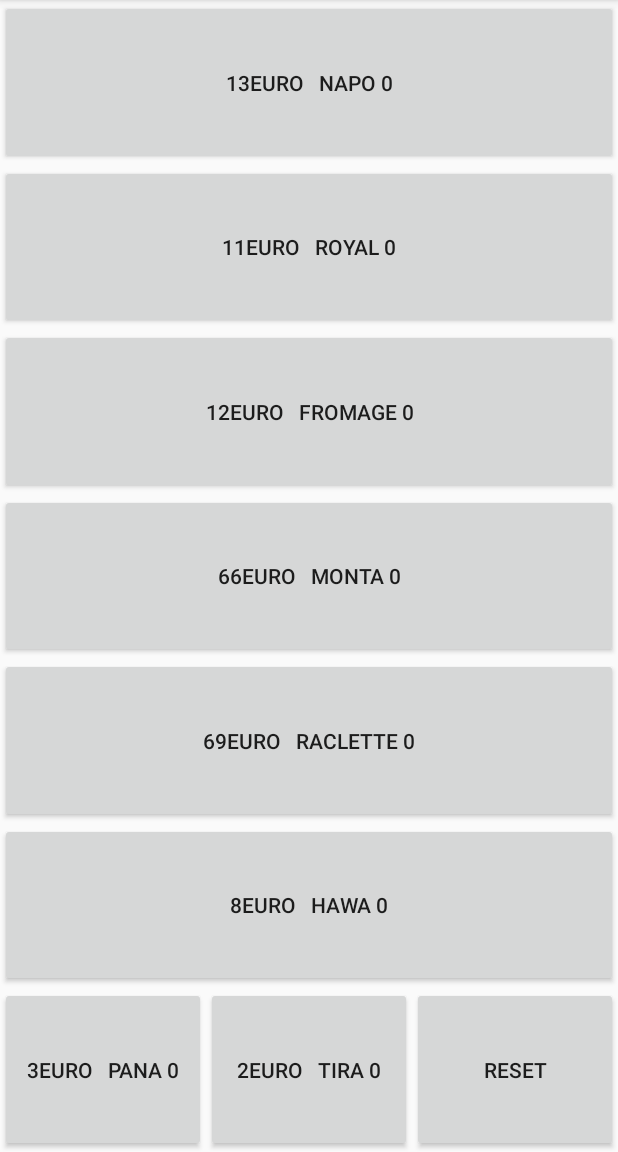
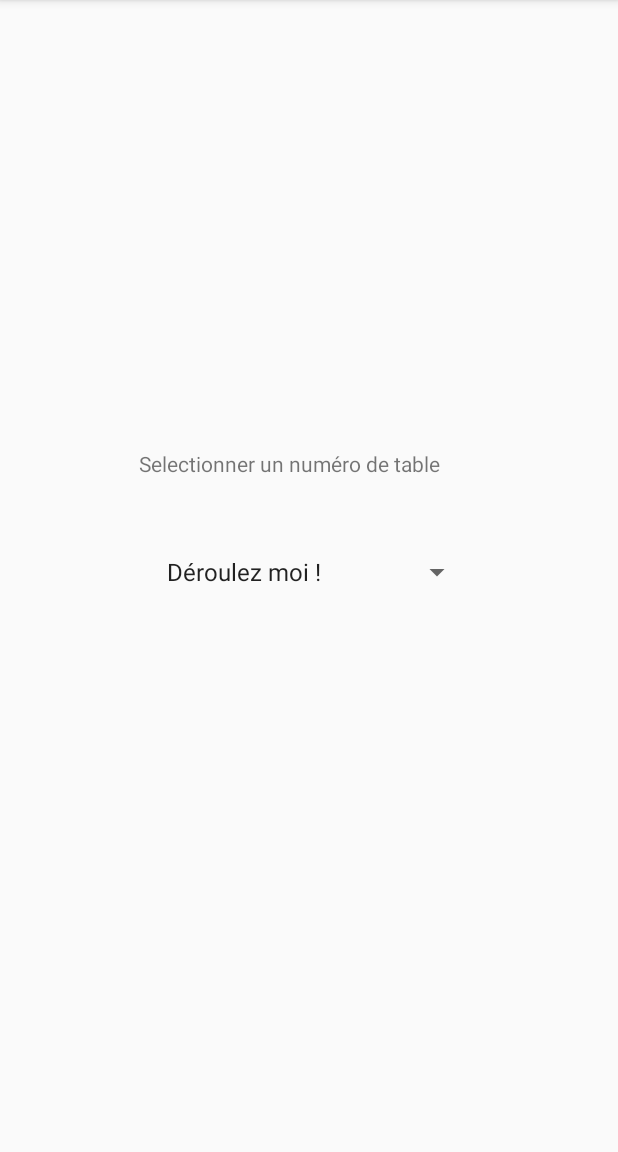
Before and after one commit to suprasanity/IUTANDROID, an Android app: the screen it shows after launch (MainActivity before the commit, MainActivity2 after it), on a phone screen of 412 x 824 dp, the part 84-1236 px from its top. Run offline under Robolectric (Android 15) with nearby library versions, the phone set to English and light mode, and no system bars.

Commit message:
seance 4

```diff
--- a/app/build.gradle
+++ b/app/build.gradle
@@ -32,6 +32,7 @@ dependencies {
 
     implementation 'com.android.support:appcompat-v7:28.0.0'
     implementation 'com.android.support.constraint:constraint-layout:2.0.1'
+    implementation 'com.android.support:recyclerview-v7:28.0.0'
     testImplementation 'junit:junit:4.+'
     androidTestImplementation 'com.android.support.test:runner:1.0.2'
     androidTestImplementation 'com.android.support.test.espresso:espresso-core:3.0.2'
--- a/app/src/main/AndroidManifest.xml
+++ b/app/src/main/AndroidManifest.xml
@@ -4,12 +4,13 @@
 
     <application
         android:allowBackup="true"
-        android:icon="@drawable/d"
+        android:icon="@drawable/logo"
         android:label="@string/app_name"
         android:roundIcon="@mipmap/ic_launcher_round"
         android:supportsRtl="true"
         android:theme="@style/Theme.Pizzeria">
-        <activity android:name=".MainActivity">
+        <activity android:name=".MainActivity"></activity>
+        <activity android:name=".MainActivity2">
             <intent-filter>
                 <action android:name="android.intent.action.MAIN" />
 
--- /dev/null
+++ b/app/src/main/java/com/example/pizzeria/MainActivity2.java
@@ -0,0 +1,55 @@
+package com.example.pizzeria;
+
+import android.content.Intent;
+import android.os.Bundle;
+import android.support.v7.app.AppCompatActivity;
+import android.view.View;
+import android.widget.AdapterView;
+import android.widget.ArrayAdapter;
+import android.widget.GridLayout;
+import android.widget.Spinner;
+
+import java.util.HashMap;
+
+public class MainActivity2 extends AppCompatActivity implements AdapterView.OnItemSelectedListener {
+    private Spinner dropdown;
+
+    @Override
+    protected void onCreate(Bundle savedInstanceState) {
+        super.onCreate(savedInstanceState);
+        setContentView(R.layout.activity_main2);
+         dropdown = findViewById(R.id.spinner);
+
+        ArrayAdapter<String> myAdapter = new ArrayAdapter<String>(MainActivity2.this, android.R.layout.simple_list_item_1, getResources().getStringArray(R.array.table));
+        myAdapter.setDropDownViewResource(android.R.layout.simple_spinner_dropdown_item);
+        dropdown.setAdapter(myAdapter);
+        dropdown.setOnItemSelectedListener(this);
+
+
+
+
+
+
+
+
+
+
+
+}
+
+    @Override
+    public void onItemSelected(AdapterView<?> parent, View view, int position, long id) {
+if(!dropdown.getSelectedItem().toString().equals("Déroulez moi !")){
+            String table=dropdown.getSelectedItem().toString();
+            System.out.println(table);
+            Intent i1=new Intent(this,MainActivity.class);
+            i1.putExtra("table",table);
+            startActivity(i1);
+
+    }}
+
+    @Override
+    public void onNothingSelected(AdapterView<?> parent) {
+
+    }
+}
--- /dev/null
+++ b/app/src/main/res/layout/activity_main2.xml
@@ -0,0 +1,31 @@
+<?xml version="1.0" encoding="utf-8"?>
+<android.support.constraint.ConstraintLayout xmlns:android="http://schemas.android.com/apk/res/android"
+    xmlns:app="http://schemas.android.com/apk/res-auto"
+    xmlns:tools="http://schemas.android.com/tools"
+    android:layout_width="match_parent"
+    android:layout_height="match_parent"
+    tools:context=".MainActivity2">
+
+    <TextView
+        android:id="@+id/textView"
+        android:layout_width="226dp"
+        android:layout_height="34dp"
+        android:text="Selectionner un numéro de table"
+        app:layout_constraintBottom_toBottomOf="parent"
+        app:layout_constraintEnd_toEndOf="parent"
+        app:layout_constraintHorizontal_bias="0.497"
+        app:layout_constraintStart_toStartOf="parent"
+        app:layout_constraintTop_toTopOf="parent"
+        app:layout_constraintVertical_bias="0.408" />
+
+    <Spinner
+        android:id="@+id/spinner"
+        android:layout_width="220dp"
+        android:layout_height="45dp"
+        app:layout_constraintBottom_toBottomOf="parent"
+        app:layout_constraintEnd_toEndOf="parent"
+        app:layout_constraintHorizontal_bias="0.497"
+        app:layout_constraintStart_toStartOf="parent"
+        app:layout_constraintTop_toBottomOf="@+id/textView"
+        app:layout_constraintVertical_bias="0.065" />
+</android.support.constraint.ConstraintLayout>
--- a/app/src/main/res/values/strings.xml
+++ b/app/src/main/res/values/strings.xml
@@ -1,3 +1,11 @@
 <resources>
     <string name="app_name">Pizzeria</string>
+    <string-array name="table">
+        <item>Déroulez moi !</item>
+        <item>Table 2 place n°1</item>
+        <item>Table 2 place n°2</item>
+        <item>Table 5 place n°3</item>
+        <item>Table 4 place n°4</item>
+        <item>Table 6 place n°5</item>
+    </string-array>
 </resources>
```
Also changed, not shown: app/src/main/java/com/example/pizzeria/MainActivity.java (+6 -2 lines), app/src/main/res/layout/activity_main.xml (+9 -0 lines), app/src/main/res/drawable/d.png (deleted), app/src/main/res/drawable/logo.png (added).
